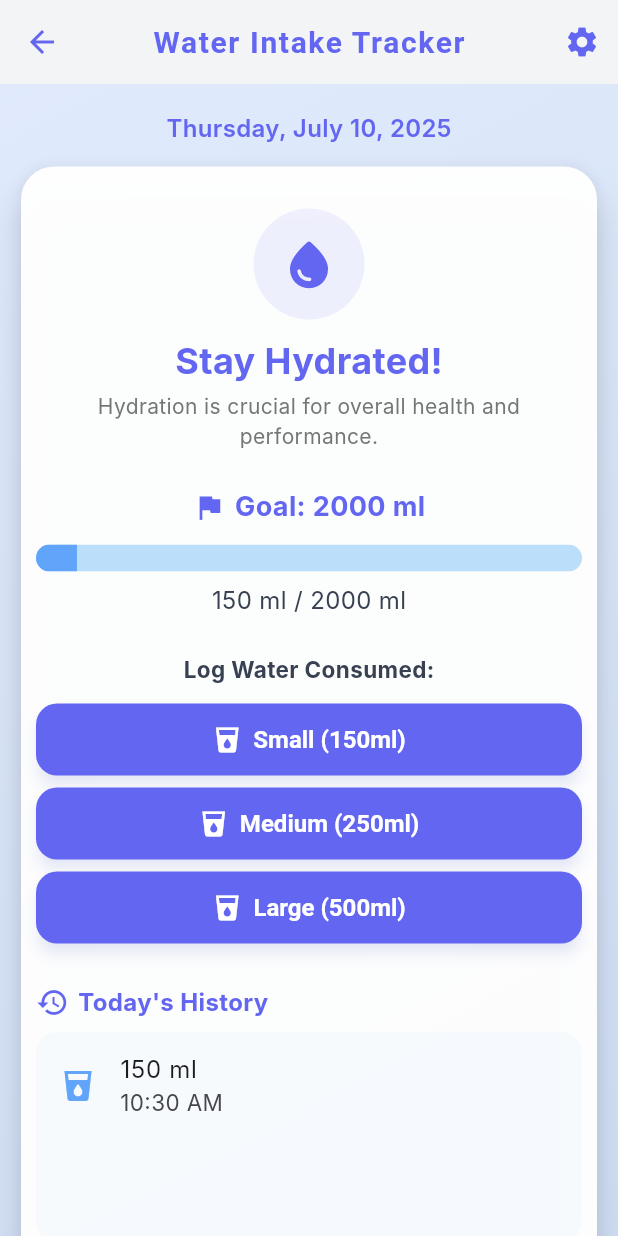
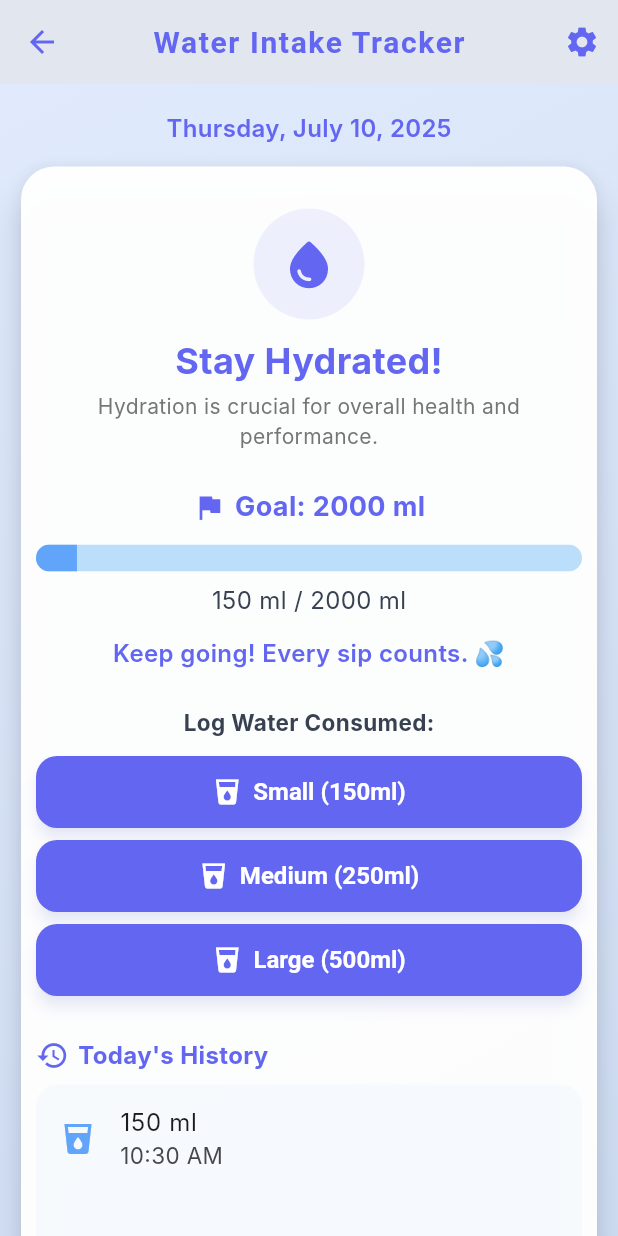
Before and after one commit to debojyoti0645/diet_planner, a Flutter app: the WaterIntakeCalculator screen opened by its route, after a tap on "Small (150ml)", on a phone screen of 412 x 824 dp. Run offline on Flutter 3.47's test engine with Material 3 defaults, Android fonts, the phone set to English and light mode, and no system bars; our stand-ins replace fl_chart, image_picker, shared_preferences; accounts and stored records are empty; Roboto replaces fonts that are missing (Inter).

Commit message:
feat: Enhance Water Intake Calculator with record tracking and motivational quotes

```diff
--- a/lib/water_intake_calculator.dart
+++ b/lib/water_intake_calculator.dart
@@ -11,6 +11,7 @@ class _WaterIntakeCalculatorState extends State<WaterIntakeCalculator> {
   int dailyGoalMl = 2000;
   int consumedMl = 0;
   List<Map<String, dynamic>> dailyHistory = [];
+  List<Map<String, dynamic>> waterRecords = [];
 
   final List<Map<String, dynamic>> glassSizes = [
     {'label': 'Small (150ml)', 'amount': 150},
@@ -25,6 +26,7 @@ class _WaterIntakeCalculatorState extends State<WaterIntakeCalculator> {
     super.initState();
     todayKey = DateFormat('yyyy-MM-dd').format(DateTime.now());
     _loadTodayHistory();
+    _loadWaterRecords();
   }
 
   Future<void> _loadTodayHistory() async {
@@ -54,6 +56,21 @@ class _WaterIntakeCalculatorState extends State<WaterIntakeCalculator> {
     setState(() {});
   }
 
+  Future<void> _loadWaterRecords() async {
+    final prefs = await SharedPreferences.getInstance();
+    final records = prefs.getStringList('water_records') ?? [];
+    waterRecords = records.map((e) {
+      final parts = e.split('|');
+      return {
+        'date': parts[0],
+        'amount': int.tryParse(parts[1]) ?? 0,
+      };
+    }).toList();
+    // Sort by date descending
+    waterRecords.sort((a, b) => b['date'].compareTo(a['date']));
+    setState(() {});
+  }
+
   Future<void> _saveTodayProgress() async {
     final prefs = await SharedPreferences.getInstance();
     await prefs.setInt('consumed_$todayKey', consumedMl);
@@ -66,6 +83,13 @@ class _WaterIntakeCalculatorState extends State<WaterIntakeCalculator> {
             )
             .toList();
     await prefs.setStringList('history_$todayKey', historyList);
+
+    // Save daily total in records
+    final records = prefs.getStringList('water_records') ?? [];
+    // Remove today's record if exists
+    records.removeWhere((e) => e.startsWith(todayKey));
+    records.add('$todayKey|$consumedMl');
+    await prefs.setStringList('water_records', records);
   }
 
   void _logWater(int amount) {
@@ -73,7 +97,7 @@ class _WaterIntakeCalculatorState extends State<WaterIntakeCalculator> {
       consumedMl += amount;
       dailyHistory.add({'amount': amount, 'time': DateTime.now()});
     });
-    _saveTodayProgress();
+    _saveTodayProgress().then((_) => _loadWaterRecords());
   }
 
   void _setGoalDialog() async {
@@ -114,6 +138,21 @@ class _WaterIntakeCalculatorState extends State<WaterIntakeCalculator> {
     }
   }
 
+  String getMotivationQuote(double progress) {
+    if (progress >= 1.0) {
+      // Goal completed
+      return "🎉 Congratulations! You've reached your hydration goal today!";
+    } else if (progress >= 0.75) {
+      return "Almost there! Just a little more to go. 💧";
+    } else if (progress >= 0.5) {
+      return "Great job! Keep sipping and stay hydrated!";
+    } else if (progress > 0.0) {
+      return "Keep going! Every sip counts. 💦";
+    } else {
+      return "Start your hydration journey today!";
+    }
+  }
+
   @override
   Widget build(BuildContext context) {
     double progress = consumedMl / dailyGoalMl;
@@ -122,7 +161,7 @@ class _WaterIntakeCalculatorState extends State<WaterIntakeCalculator> {
     return Scaffold(
       extendBody: true,
       appBar: AppBar(
-        backgroundColor: Colors.transparent,
+        backgroundColor: const Color.fromARGB(173, 216, 224, 236),
         elevation: 0,
         title: const Text(
           'Water Intake Tracker',
@@ -266,6 +305,16 @@ class _WaterIntakeCalculatorState extends State<WaterIntakeCalculator> {
                                 color: Color(0xFF374151),
                               ),
                             ),
+                            const SizedBox(height: 12),
+                            Text(
+                              getMotivationQuote(progress),
+                              style: TextStyle(
+                                color: progress >= 1.0 ? Colors.green[700] : Color(0xFF6366F1),
+                                fontWeight: FontWeight.w600,
+                                fontSize: 16,
+                              ),
+                              textAlign: TextAlign.center,
+                            ),
                             const SizedBox(height: 24),
                             // Log water buttons
                             Text(
@@ -387,9 +436,76 @@ class _WaterIntakeCalculatorState extends State<WaterIntakeCalculator> {
                                         },
                                       ),
                             ),
+                            const SizedBox(height: 24),
+                            // Water Intake Record Section
+                            Card(
+                              elevation: 6,
+                              margin: const EdgeInsets.symmetric(vertical: 10),
+                              shape: RoundedRectangleBorder(borderRadius: BorderRadius.circular(18)),
+                              child: Padding(
+                                padding: const EdgeInsets.all(16),
+                                child: Column(
+                                  crossAxisAlignment: CrossAxisAlignment.start,
+                                  children: [
+                                    Row(
+                                      children: const [
+                                        Icon(Icons.calendar_today, color: Color(0xFF6366F1), size: 22),
+                                        SizedBox(width: 6),
+                                        Text(
+                                          "Water Intake Record",
+                                          style: TextStyle(
+                                            fontWeight: FontWeight.bold,
+                                            color: Color(0xFF6366F1),
+                                            fontSize: 16,
+                                          ),
+                                        ),
+                                      ],
+                                    ),
+                                    const SizedBox(height: 8),
+                                    SizedBox(
+                                      height: 120,
+                                      child: waterRecords.isEmpty
+                                          ? Center(
+                                              child: Text(
+                                                'No records yet.',
+                                                style: TextStyle(
+                                                  color: Colors.blueGrey[400],
+                                                  fontStyle: FontStyle.italic,
+                                                ),
+                                              ),
+                                            )
+                                          : ListView.builder(
+                                              itemCount: waterRecords.length,
+                                              itemBuilder: (context, idx) {
+                                                final record = waterRecords[idx];
+                                                return ListTile(
+                                                  leading: const Icon(Icons.water_drop, color: Color(0xFF60A5FA)),
+                                                  title: Text(
+                                                    DateFormat('EEE, MMM d').format(DateTime.parse(record['date'])),
+                                                  ),
+                                                  trailing: Text('${record['amount']} ml'),
+                                                );
+                                              },
+                                            ),
+                                    ),
+                                  ],
+                                ),
+                              ),
+                            ),
                           ],
                         ),
                       ),
+                    ),
+                    const SizedBox(height: 16),
+                    // Motivational Quote
+                    Text(
+                      getMotivationQuote(progress),
+                      style: const TextStyle(
+                        fontSize: 16,
+                        fontStyle: FontStyle.italic,
+                        color: Color(0xFF6366F1),
+                      ),
+                      textAlign: TextAlign.center,
                     ),
                   ],
                 ),
```
